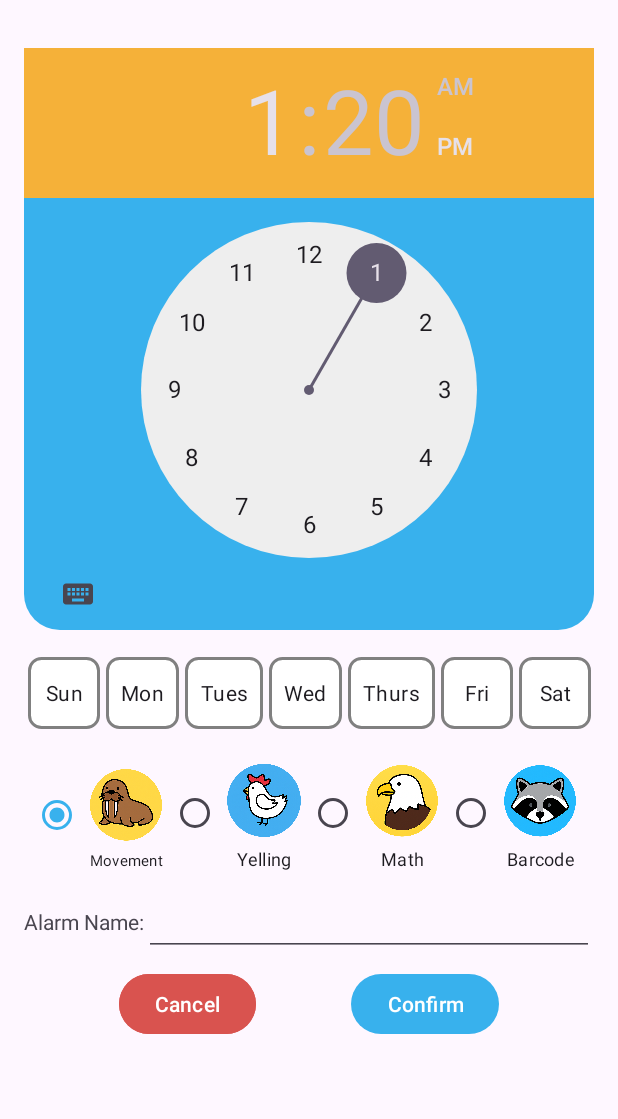
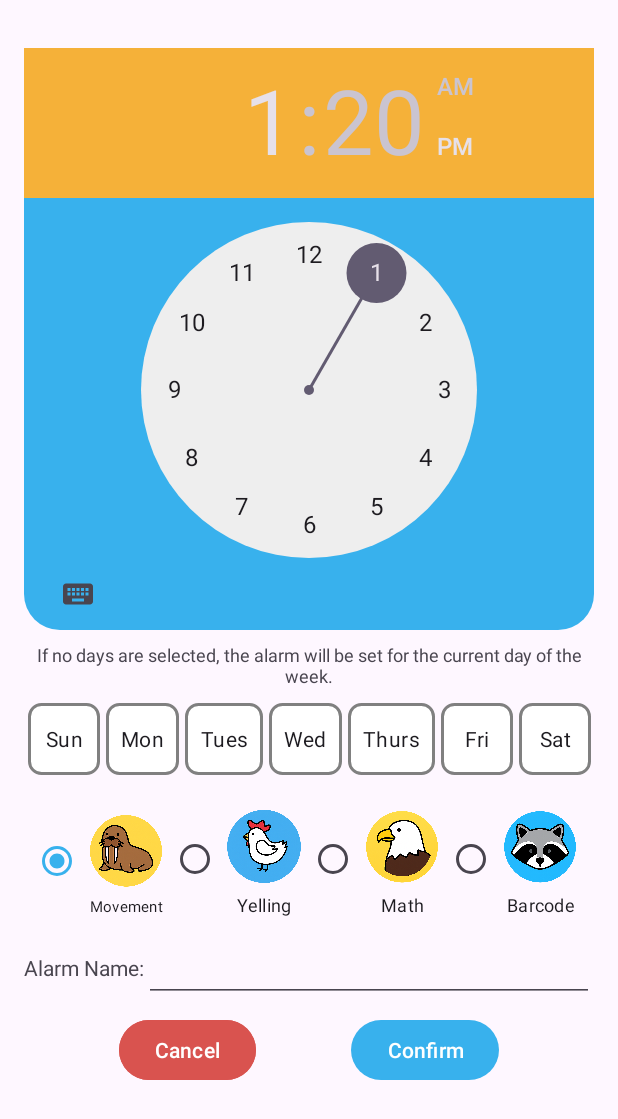
Before and after one commit to varunvaliveti/WakeBuddy, an Android app: the AddAlarmFragment screen opened through its navigation route, on a phone screen of 412 x 824 dp. Shown: the top 1119 px of the screen. Run offline under Robolectric (Android 15) with nearby library versions, the phone set to English and light mode, and no system bars.

Commit message:
Removed one-time alarm feature, If no days are selected, alarm is set to be recurring for the current day of the week

```diff
--- a/app/src/main/res/layout/fragment_add_alarm.xml
+++ b/app/src/main/res/layout/fragment_add_alarm.xml
@@ -23,11 +23,11 @@
         android:id="@+id/linearLayout"
         android:layout_width="wrap_content"
         android:layout_height="wrap_content"
-        android:layout_marginTop="16dp"
+        android:layout_marginTop="8dp"
         android:orientation="horizontal"
         app:layout_constraintEnd_toEndOf="parent"
         app:layout_constraintStart_toStartOf="parent"
-        app:layout_constraintTop_toBottomOf="@+id/timePicker">
+        app:layout_constraintTop_toBottomOf="@+id/textView2">
 
         <CheckBox
             android:id="@+id/sunBox"
@@ -209,4 +209,16 @@
         app:layout_constraintStart_toStartOf="parent"
         app:layout_constraintTop_toBottomOf="@+id/radioGroup" />
 
+    <TextView
+        android:id="@+id/textView2"
+        android:layout_width="wrap_content"
+        android:layout_height="wrap_content"
+        android:layout_marginTop="8dp"
+        android:text="@string/day_selector_warning"
+        android:gravity="center"
+        android:textSize="12sp"
+        app:layout_constraintEnd_toEndOf="parent"
+        app:layout_constraintStart_toStartOf="parent"
+        app:layout_constraintTop_toBottomOf="@+id/timePicker" />
+
 </androidx.constraintlayout.widget.ConstraintLayout>
--- a/app/src/main/res/values/strings.xml
+++ b/app/src/main/res/values/strings.xml
@@ -49,4 +49,5 @@
     <string name="keep_moving">Keep moving!</string>
     <string name="you_stopped_try_again">You stopped! Try again!</string>
     <string name="keep_yelling">Keep Yelling!</string>
+    <string name="day_selector_warning">If no days are selected, the alarm will be set for the current day of the week.</string>
 </resources>
```
Also changed, not shown: app/src/main/java/edu/sjsu/android/wakebuddy/AddAlarmFragment.java (+8 -0 lines), app/src/main/java/edu/sjsu/android/wakebuddy/AlarmUtils.java (+15 -35 lines).
